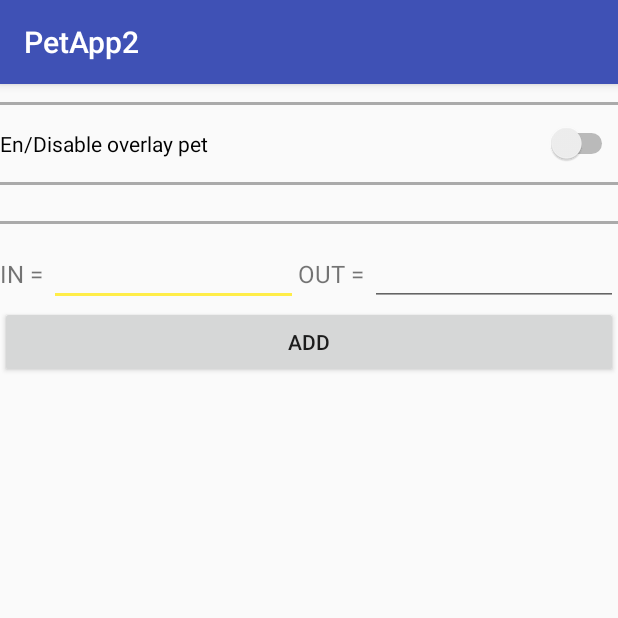
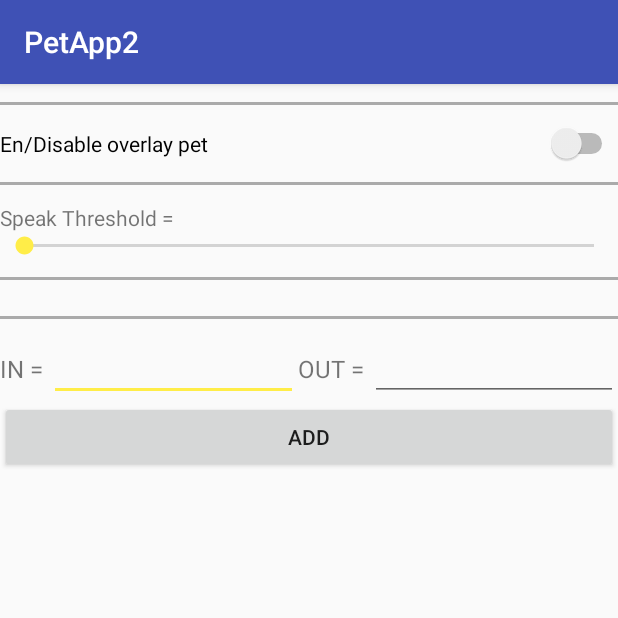
Before and after one commit to fezrestia/voice-interactive-something, an Android app: the screen it shows after launch (MainActivity2), on a phone screen of 412 x 824 dp, the top half of it. Run offline under Robolectric (Android 15) with nearby library versions, the phone set to English and light mode, and no system bars; pictures from the network do not load.

Commit message:
ADD: Speak sound level threshold customizer

```diff
--- a/app/build.gradle
+++ b/app/build.gradle
@@ -16,7 +16,7 @@ android {
         applicationId "com.demo.pet.petapp"
         minSdkVersion 24
         targetSdkVersion 27
-        versionCode 7
+        versionCode 8
         versionName '2.x'
         testInstrumentationRunner "android.support.test.runner.AndroidJUnitRunner"
         externalNativeBuild {
--- a/app/src/main/java/com/demo/pet/petapp/Constants.kt
+++ b/app/src/main/java/com/demo/pet/petapp/Constants.kt
@@ -6,4 +6,9 @@ object Constants {
 
     val KEY_KEYWORD_PROTOCOLS = "key-keyword-protocols"
 
+    val KEY_SPEAK_THRESHOLD = "key-speak-threshold"
+
+    val SPEAK_THRESHOLD_MIN: Int = 500
+    val SPEAK_THRESHOLD_MAX: Int = 1500
+    val SPEAK_THRESHOLD_DEFAULT: Int = 1000
 }
--- a/app/src/main/java/com/demo/pet/petapp/stt/STTControllerGoogleCloudApi.kt
+++ b/app/src/main/java/com/demo/pet/petapp/stt/STTControllerGoogleCloudApi.kt
@@ -11,7 +11,7 @@ import com.demo.pet.petapp.debugLog
 /**
  * Speech to Text function controller on Android API.
  */
-class STTControllerGoogleCloudApi(val context: Context) : STTController {
+class STTControllerGoogleCloudApi(val context: Context, speakThreshold: Int) : STTController {
     @Suppress("PrivatePropertyName")
     private val IS_DEBUG = true // Log.IS_DEBUG
 
@@ -30,7 +30,7 @@ class STTControllerGoogleCloudApi(val context: Context) : STTController {
         api.callback = GoogleSpeechApiCallback()
         webApi = api
 
-        val vr = VoiceRecorder(context)
+        val vr = VoiceRecorder(context, speakThreshold)
         vr.callback = VoiceRecorderCallback()
         voiceRec = vr
     }
--- a/app/src/main/res/layout/activity_main_2.xml
+++ b/app/src/main/res/layout/activity_main_2.xml
@@ -24,6 +24,30 @@
 
         <include layout="@layout/scroll_view_separator" />
 
+        <!-- Speak Sound Level Threshold -->
+        <LinearLayout
+            android:layout_width="match_parent"
+            android:layout_height="wrap_content"
+            android:orientation="horizontal">
+            <TextView
+                android:layout_width="wrap_content"
+                android:layout_height="wrap_content"
+                android:text="Speak Threshold = "
+            />
+            <TextView
+                android:id="@+id/speak_threshold_indicator"
+                android:layout_width="wrap_content"
+                android:layout_height="wrap_content"
+            />
+        </LinearLayout>
+        <SeekBar
+            android:id="@+id/sound_level_threshold"
+            android:layout_width="match_parent"
+            android:layout_height="wrap_content"
+        />
+
+        <include layout="@layout/scroll_view_separator" />
+
         <ListView
             android:id="@+id/conversation_protocol_list"
             android:layout_width="match_parent"
```
Also changed, not shown: app/src/main/java/com/demo/pet/petapp/MainActivity2.kt (+24 -0 lines), app/src/main/java/com/demo/pet/petapp/stt/STTController.kt (+6 -1 lines), app/src/main/java/com/demo/pet/petapp/stt/VoiceRecorder.kt (+3 -4 lines).
